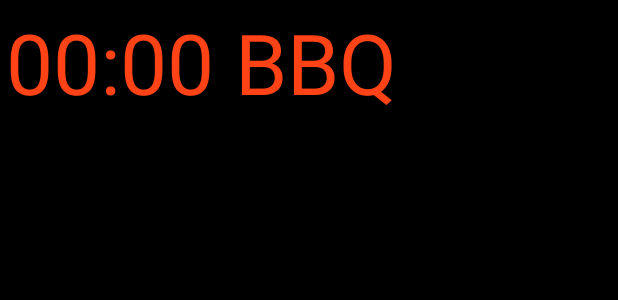
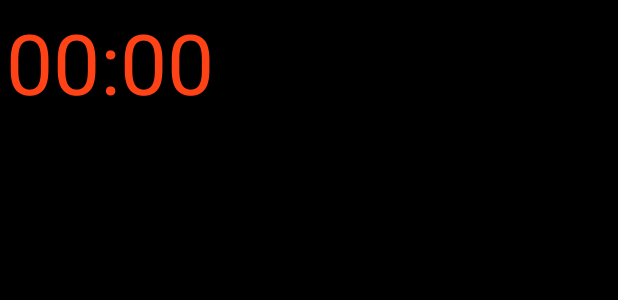
Before and after one commit to 1fish2/BBQTimer, an Android app: the layout app_widget.xml on its own in the app's theme, with its tools: preview values and no code run, on a phone screen of 412 x 824 dp. Shown: the top 300 px of the screen. Run offline under Robolectric (Android 15) with nearby library versions, the phone set to English and light mode, and no system bars.

Commit message:
Workaround a remote Chronometer bug by switching to a text view when paused.

```diff
--- a/BBQ Timer/build.gradle
+++ b/BBQ Timer/build.gradle
@@ -2,10 +2,10 @@ apply plugin: 'android'
 
 android {
     compileSdkVersion 19
-    buildToolsVersion "19.0.1"
+    buildToolsVersion '19.0.1'
 
     defaultConfig {
-        minSdkVersion 7
+        minSdkVersion 12
         targetSdkVersion 19
         versionCode 1
         versionName "1.0"
--- a/BBQ Timer/src/main/res/layout/app_widget.xml
+++ b/BBQ Timer/src/main/res/layout/app_widget.xml
@@ -13,15 +13,30 @@
         android:background="@android:color/background_dark"
         android:padding="@dimen/widget_interior_padding">
 
+        <ViewFlipper
+            android:layout_width="fill_parent"
+            android:layout_height="wrap_content"
+            android:id="@+id/viewFlipper">
+
             <Chronometer
                 android:id="@+id/chronometer"
                 android:layout_width="fill_parent"
                 android:layout_height="wrap_content"
                 android:clickable="true"
-            android:format="@string/widget_format"
                 android:importantForAccessibility="yes"
                 android:textSize="@dimen/widget_text_size"
                 android:textColor="@color/orange_red_text"
                 android:typeface="sans" />
+
+            <TextView
+                android:id="@+id/pausedChronometerTextView"
+                android:layout_width="fill_parent"
+                android:layout_height="wrap_content"
+                android:clickable="true"
+                android:textSize="@dimen/widget_text_size"
+                android:textColor="@color/orange_red_text"
+                android:typeface="sans"/>
+        </ViewFlipper>
+
     </LinearLayout>
 </FrameLayout>
--- a/BBQ Timer/src/main/res/values/strings.xml
+++ b/BBQ Timer/src/main/res/values/strings.xml
@@ -3,11 +3,10 @@
 
     <string name="action_settings">Settings</string>
     <string name="app_name">BBQ Timer</string>
-    <string name="app_description">A stopwatch with a lock-screen widget so you needn\'t unlock your phone to check the cook time.</string>
+    <string name="app_description">A stopwatch with a lock-screen widget (so you can see the cook time without unlocking your phone).</string>
     <string name="reset">Reset</string>
     <string name="start">Start</string>
     <string name="stop">Stop</string>
     <string name="time0">0:00.0</string>
-    <string name="widget_format">%s BBQ</string>
 
 </resources>
```
Also changed, not shown: BBQ Timer/src/main/java/com/onefishtwo/bbqtimer/TimeCounter.java (+0 -11 lines), BBQ Timer/src/main/java/com/onefishtwo/bbqtimer/TimerAppWidgetProvider.java (+24 -6 lines), 2 other files. Lines whose indentation alone changed are shown as unchanged.
